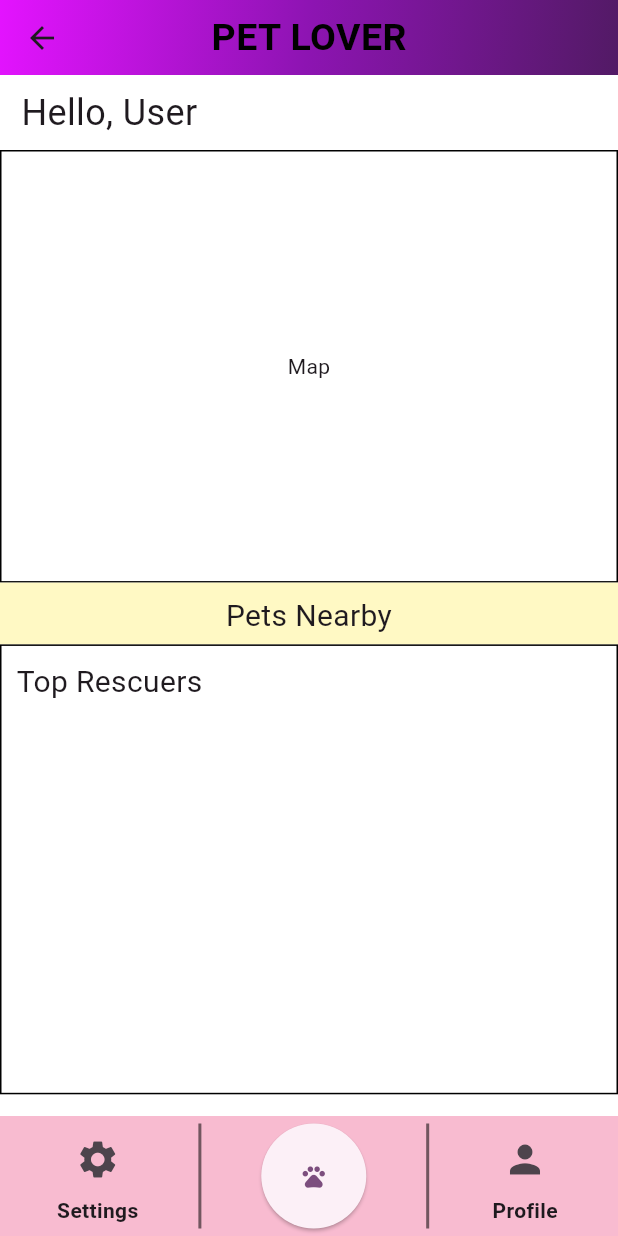
After one commit to ahmetarslanS/petLover, a Flutter app: the HomePage screen opened by its route, on a phone screen of 412 x 824 dp. The commit adds this screen. Run offline on Flutter 3.47's test engine with Material 3 defaults, Android fonts, the phone set to English and light mode, and no system bars.

Commit message:
Home Page modified.

```diff
--- a/lib/main.dart
+++ b/lib/main.dart
@@ -1,5 +1,6 @@
 import 'package:flutter/material.dart';
 import 'package:flutter/services.dart';
+import 'package:petlover/pages/home_page.dart';
 
 import 'values/app_theme.dart';
 import 'pages/login_page.dart';
@@ -31,13 +32,14 @@ class MyApp extends StatelessWidget {
     Theme.of(context);
     return MaterialApp(
       debugShowCheckedModeBanner: false,
-      title: 'Login and Register UI',
+      title: 'PetLover',
       theme: AppTheme.themeData,
       initialRoute: AppRoutes.loginScreen,
       navigatorKey: AppConstants.navigationKey,
       routes: {
         AppRoutes.loginScreen: (context) => const LoginPage(),
         AppRoutes.registerScreen: (context) => const RegisterPage(),
+        AppRoutes.homeScreen: (context) => const HomePage (),
       },
     );
   }
--- /dev/null
+++ b/lib/pages/home_page.dart
@@ -0,0 +1,129 @@
+import 'package:flutter/material.dart';
+import 'package:petlover/values/app_colors.dart';
+import 'package:petlover/values/app_theme.dart';
+import '../utils/extensions.dart';
+
+class HomePage extends StatelessWidget {
+  const HomePage({super.key});
+
+  @override
+  Widget build(BuildContext context) {
+    final size = context.mediaQuerySize;
+    return Scaffold(
+      appBar: AppBar(
+        toolbarHeight: 50,
+        backgroundColor: Colors.transparent,
+        flexibleSpace: Container(
+          decoration: const BoxDecoration(
+            gradient: LinearGradient(
+              colors: [AppColors.pink, AppColors.purple, AppColors.darkPurple],
+              begin: Alignment.topLeft,
+              end: Alignment.bottomRight,
+            ),
+          ),
+        ),
+        title:
+            Text('PET LOVER', style: Theme.of(context).textTheme.titleMedium),
+        centerTitle: true,
+      ),
+      body: Column(
+        children: <Widget>[
+          const Padding(
+            padding: EdgeInsets.all(8.0),
+            child: Align(
+              alignment: Alignment.centerLeft,
+              child: Text(' Hello, User', style: TextStyle(fontSize: 24)),
+            ),
+          ),
+          Expanded(
+            child: Column(
+              children: [
+                Container(
+                  //Add a box decoration border
+                  decoration: BoxDecoration(
+                    border: Border.all(
+                      color: Colors.black,
+                      width: 1,
+                    ),
+                  ),
+                  height: size.height * 0.35,
+                  child: const Center(
+                    child: Text('Map'),
+                  ),
+                ),
+                Container(
+                  decoration: BoxDecoration(
+                    color: Colors.yellow[100],
+                  ),
+                  height: size.height * 0.05,
+                  width: double.infinity,
+                  padding: const EdgeInsets.all(8.0),
+                  child:
+                      const Text(
+                        'Pets Nearby',
+                        style: TextStyle(fontSize: 20),
+                        textAlign: TextAlign.center,),
+                ),
+                Container(
+                  width: double.infinity,
+                  decoration: BoxDecoration(
+                    border: Border.all(
+                      color: Colors.black,
+                      width: 1,
+                    ),
+                  ),
+                  height: size.height * 0.364,
+                  padding: const EdgeInsets.all(10.0),
+                  child: const Text('Top Rescuers',
+                      style: TextStyle(fontSize: 20)),
+                ),
+              ],
+            ),
+          ),
+        ],
+      ),
+      bottomNavigationBar: BottomAppBar(
+        padding: const EdgeInsets.all(5.0),
+        color: Colors.pink[100],
+        child: Expanded(
+          child: Row(
+            mainAxisAlignment: MainAxisAlignment.spaceEvenly,
+            children: <Widget>[
+              Column(
+                children: [
+                  IconButton(icon: Icon(Icons.settings), onPressed: () {}, iconSize: 30,),
+                  const Text('Settings', style: TextStyle(fontWeight: FontWeight.bold)),
+                ],
+              ),
+              const VerticalDivider(
+                color: Colors.black54,
+                thickness: 2,
+              ),
+              ElevatedButton(
+                onPressed: () {},
+                child: Icon(Icons.pets),
+                style: ElevatedButton.styleFrom(
+                  minimumSize: const Size(70, 70),
+                  shape: CircleBorder(),
+                  padding: EdgeInsets.all(10),
+                ),
+              ),
+              const VerticalDivider(
+                color: Colors.black54,
+                thickness: 2,
+
+              ),
+              Column(
+                children: [
+                  IconButton(icon: Icon(Icons.person), onPressed: () {}, iconSize: 30,
+                  ),
+                  const Text('Profile', style: TextStyle(fontWeight: FontWeight.bold)),
+                ],
+              ),
+            ],
+          ),
+        ),
+      ),
+    );
+  }
+}
--- a/lib/pages/login_page.dart
+++ b/lib/pages/login_page.dart
@@ -182,6 +182,7 @@ class _LoginPageState extends State<LoginPage> {
                         );
                         emailController.clear();
                         passwordController.clear();
+                        AppRoutes.homeScreen.pushName();
                       }
                           : null,
                       style: const ButtonStyle().copyWith(
--- a/lib/values/app_routes.dart
+++ b/lib/values/app_routes.dart
@@ -1,4 +1,5 @@
 class AppRoutes {
   static const String loginScreen = '/login';
   static const String registerScreen = '/register';
+  static const String homeScreen = '/home';
 }
```
